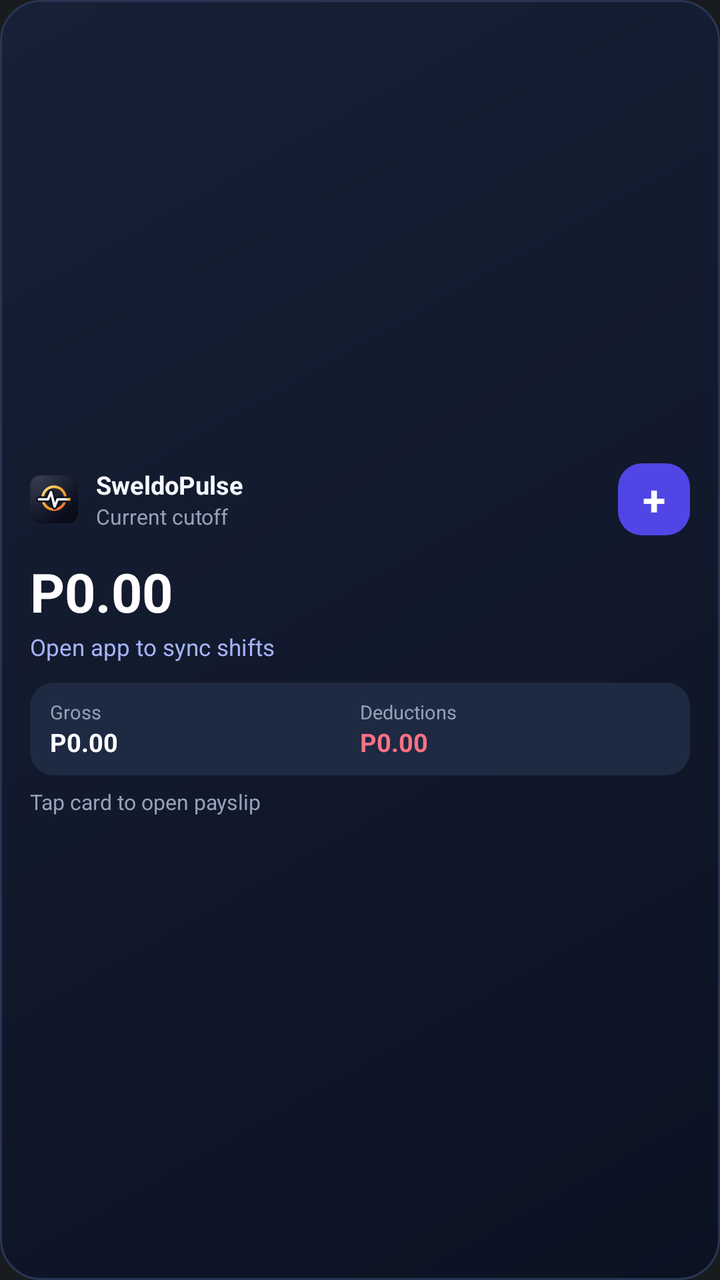
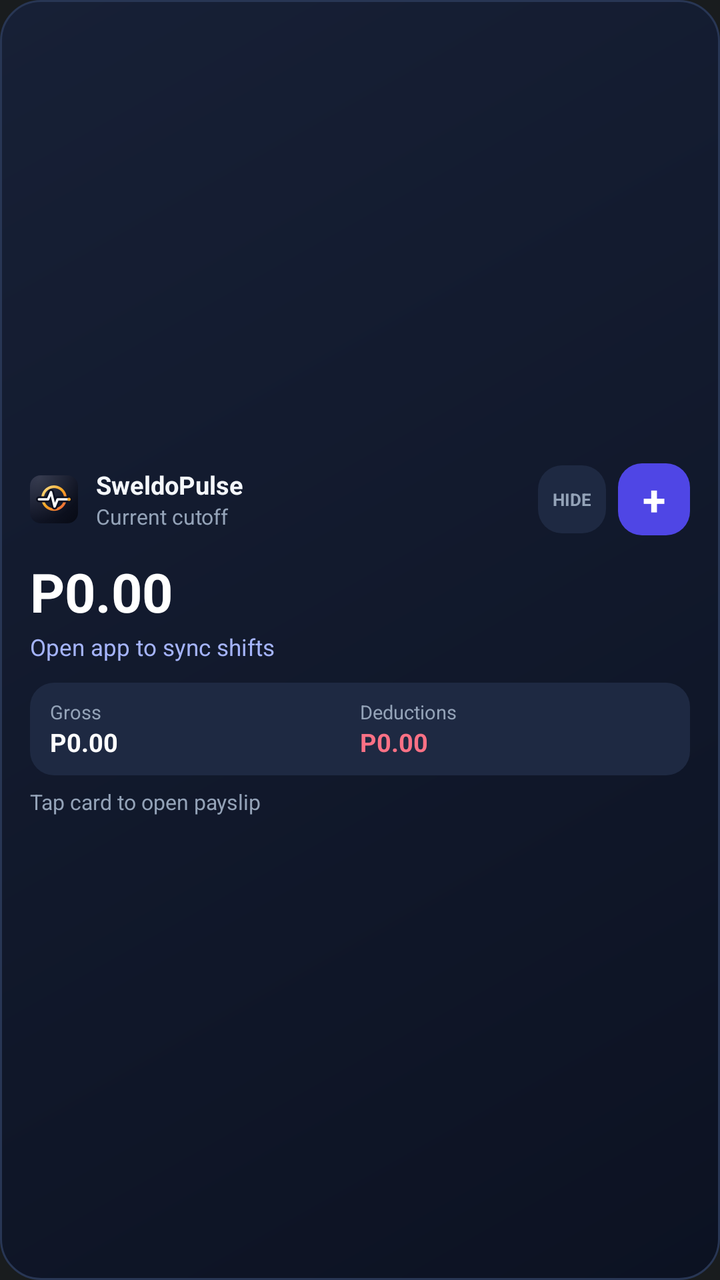

Before-and-after screenshots of an Android layout around one commit, followed by the original layout XML and the change that was made.
<!-- AndroidManifest.xml: application theme android:Theme.DeviceDefault.NoActionBar -->
<!-- res/layout/widget_sweldo_large.xml -->
<?xml version="1.0" encoding="utf-8"?>
<LinearLayout xmlns:android="http://schemas.android.com/apk/res/android"
    android:id="@+id/widget_root"
    android:layout_width="match_parent"
    android:layout_height="match_parent"
    android:orientation="vertical"
    android:background="@drawable/widget_bg_dark"
    android:padding="15dp"
    android:gravity="center_vertical">

    <LinearLayout
        android:layout_width="match_parent"
        android:layout_height="wrap_content"
        android:orientation="horizontal"
        android:gravity="center_vertical">

        <ImageView
            android:layout_width="24dp"
            android:layout_height="24dp"
            android:src="@mipmap/ic_launcher"
            android:contentDescription="SweldoPulse"/>

        <LinearLayout
            android:layout_width="0dp"
            android:layout_height="wrap_content"
            android:layout_weight="1"
            android:orientation="vertical"
            android:paddingLeft="9dp"
            android:paddingRight="8dp">

            <TextView
                android:id="@+id/widget_period"
                android:layout_width="wrap_content"
                android:layout_height="wrap_content"
                android:text="SweldoPulse"
                android:textColor="#F4F7FB"
                android:textSize="12.5sp"
                android:textStyle="bold"
                android:singleLine="true"
                android:ellipsize="end"/>

            <TextView
                android:id="@+id/widget_badge"
                android:layout_width="wrap_content"
                android:layout_height="wrap_content"
                android:text="Current cutoff"
                android:textColor="#94A3B8"
                android:textSize="10.5sp"
                android:singleLine="true"
                android:ellipsize="end"/>
        </LinearLayout>

        <FrameLayout
            android:id="@+id/widget_add_btn"
            android:layout_width="36dp"
            android:layout_height="36dp">
            <ImageView
                android:id="@+id/widget_add_bg"
                android:layout_width="match_parent"
                android:layout_height="match_parent"
                android:scaleType="fitXY"
                android:src="@drawable/widget_btn_bg"
                android:contentDescription="Log shift"/>
            <TextView
                android:layout_width="match_parent"
                android:layout_height="match_parent"
                android:gravity="center"
                android:text="+"
                android:textColor="#FFFFFF"
                android:textSize="21sp"
                android:textStyle="bold"/>
        </FrameLayout>
    </LinearLayout>

    <TextView
        android:id="@+id/widget_net"
        android:layout_width="match_parent"
        android:layout_height="wrap_content"
        android:layout_marginTop="10dp"
        android:text="P0.00"
        android:textColor="#FFFFFF"
        android:textSize="27sp"
        android:textStyle="bold"
        android:singleLine="true"
        android:ellipsize="end"/>

    <TextView
        android:id="@+id/widget_meta"
        android:layout_width="match_parent"
        android:layout_height="wrap_content"
        android:layout_marginTop="2dp"
        android:text="Open app to sync shifts"
        android:textColor="#A5B4FC"
        android:textSize="11.5sp"
        android:singleLine="true"
        android:ellipsize="end"/>

    <LinearLayout
        android:id="@+id/widget_strip"
        android:layout_width="match_parent"
        android:layout_height="wrap_content"
        android:layout_marginTop="10dp"
        android:background="@drawable/widget_strip_dark"
        android:orientation="horizontal"
        android:paddingLeft="10dp"
        android:paddingRight="10dp"
        android:paddingTop="8dp"
        android:paddingBottom="8dp">

        <LinearLayout
            android:layout_width="0dp"
            android:layout_height="wrap_content"
            android:layout_weight="1"
            android:orientation="vertical">
            <TextView
                android:id="@+id/widget_gross_lbl"
                android:layout_width="wrap_content"
                android:layout_height="wrap_content"
                android:text="Gross"
                android:textColor="#94A3B8"
                android:textSize="9.5sp"/>
            <TextView
                android:id="@+id/widget_gross"
                android:layout_width="wrap_content"
                android:layout_height="wrap_content"
                android:text="P0.00"
                android:textColor="#FFFFFF"
                android:textSize="12.5sp"
                android:textStyle="bold"
                android:singleLine="true"
                android:ellipsize="end"/>
        </LinearLayout>

        <LinearLayout
            android:layout_width="0dp"
            android:layout_height="wrap_content"
            android:layout_weight="1"
            android:orientation="vertical">
            <TextView
                android:id="@+id/widget_ded_lbl"
                android:layout_width="wrap_content"
                android:layout_height="wrap_content"
                android:text="Deductions"
                android:textColor="#94A3B8"
                android:textSize="9.5sp"/>
            <TextView
                android:id="@+id/widget_ded"
                android:layout_width="wrap_content"
                android:layout_height="wrap_content"
                android:text="P0.00"
                android:textColor="#FB7185"
                android:textSize="12.5sp"
                android:textStyle="bold"
                android:singleLine="true"
                android:ellipsize="end"/>
        </LinearLayout>
    </LinearLayout>

    <TextView
        android:id="@+id/widget_extra"
        android:layout_width="match_parent"
        android:layout_height="wrap_content"
        android:layout_marginTop="6dp"
        android:text="Tap card to open payslip"
        android:textColor="#94A3B8"
        android:textSize="10.5sp"
        android:singleLine="true"
        android:ellipsize="end"/>
</LinearLayout>
<!-- resources referenced by this layout -->
<resources>
  <!-- drawable widget_bg_dark (drawable) -->
  <?xml version="1.0" encoding="utf-8"?>
  <shape xmlns:android="http://schemas.android.com/apk/res/android" android:shape="rectangle">
      <gradient android:startColor="#172036" android:endColor="#0C1222" android:angle="315"/>
      <corners android:radius="20dp"/>
      <stroke android:width="1dp" android:color="#283654"/>
  </shape>
  <!-- drawable widget_btn_bg (drawable) -->
  <?xml version="1.0" encoding="utf-8"?>
  <shape xmlns:android="http://schemas.android.com/apk/res/android" android:shape="rectangle">
      <solid android:color="#4F46E5"/>
      <corners android:radius="12dp"/>
  </shape>
  <!-- drawable widget_strip_dark (drawable) -->
  <?xml version="1.0" encoding="utf-8"?>
  <shape xmlns:android="http://schemas.android.com/apk/res/android" android:shape="rectangle">
      <solid android:color="#1E2942"/>
      <corners android:radius="12dp"/>
  </shape>
  <!-- mipmap ic_launcher: png bitmap (mipmap-hdpi, 6297 bytes) -->
</resources>

<!-- the commit's change to res/layout/widget_sweldo_large.xml (unified diff, before → after) -->
@@ -26,7 +26,7 @@
             android:layout_weight="1"
             android:orientation="vertical"
             android:paddingLeft="9dp"
-            android:paddingRight="8dp">
+            android:paddingRight="6dp">
 
             <TextView
                 android:id="@+id/widget_period"
@@ -49,6 +49,18 @@
                 android:singleLine="true"
                 android:ellipsize="end"/>
         </LinearLayout>
+
+        <TextView
+            android:id="@+id/widget_eye_btn"
+            android:layout_width="34dp"
+            android:layout_height="34dp"
+            android:layout_marginRight="6dp"
+            android:background="@drawable/widget_strip_dark"
+            android:gravity="center"
+            android:text="HIDE"
+            android:textColor="#94A3B8"
+            android:textSize="8.5sp"
+            android:textStyle="bold"/>
 
         <FrameLayout
             android:id="@+id/widget_add_btn"
